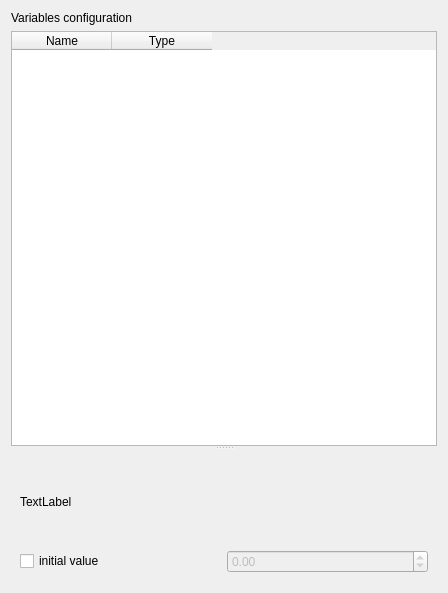
The window that gvle.discrete-time/src/rightWidget.ui (vle-forge/packages) describes before a commit, drawn with Qt 5.
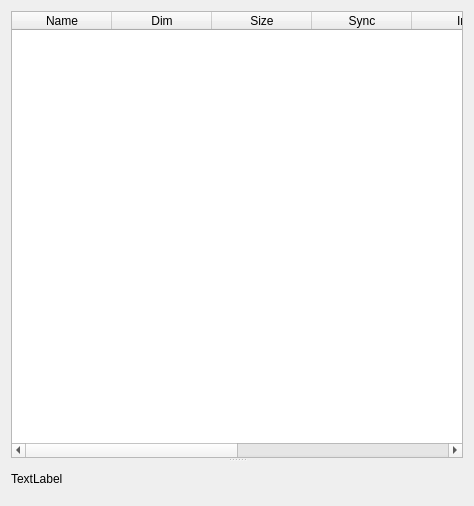
The same window after the commit.

Diff of the .ui file:
```diff
--- a/gvle.discrete-time/src/rightWidget.ui
+++ b/gvle.discrete-time/src/rightWidget.ui
@@ -6,8 +6,8 @@
    <rect>
     <x>0</x>
     <y>0</y>
-    <width>448</width>
-    <height>593</height>
+    <width>474</width>
+    <height>506</height>
    </rect>
   </property>
   <property name="windowTitle">
@@ -16,14 +16,7 @@
   <property name="autoFillBackground">
    <bool>true</bool>
   </property>
-  <layout class="QVBoxLayout" name="verticalLayout">
-   <item>
-    <widget class="QLabel" name="label">
-     <property name="text">
-      <string>Variables configuration</string>
-     </property>
-    </widget>
-   </item>
+  <layout class="QVBoxLayout" name="verticalLayout_2">
    <item>
     <widget class="QSplitter" name="splitter">
      <property name="orientation">
@@ -33,6 +26,18 @@
       <property name="contextMenuPolicy">
        <enum>Qt::CustomContextMenu</enum>
       </property>
+      <property name="toolTip">
+       <string/>
+      </property>
+      <property name="toolTipDuration">
+       <number>-1</number>
+      </property>
+      <property name="sortingEnabled">
+       <bool>true</bool>
+      </property>
+      <attribute name="verticalHeaderShowSortIndicator" stdset="0">
+       <bool>true</bool>
+      </attribute>
       <column>
        <property name="text">
         <string>Name</string>
@@ -40,53 +45,77 @@
       </column>
       <column>
        <property name="text">
-        <string>Type</string>
+        <string>Dim</string>
+       </property>
+       <property name="toolTip">
+        <string>dimension of the variable</string>
+       </property>
+      </column>
+      <column>
+       <property name="text">
+        <string>Size</string>
+       </property>
+       <property name="toolTip">
+        <string>size of the history</string>
+       </property>
+      </column>
+      <column>
+       <property name="text">
+        <string>Sync</string>
+       </property>
+       <property name="toolTip">
+        <string>manage synchronization</string>
+       </property>
+      </column>
+      <column>
+       <property name="text">
+        <string>In</string>
+       </property>
+       <property name="toolTip">
+        <string>input port</string>
+       </property>
+      </column>
+      <column>
+       <property name="text">
+        <string>Out</string>
+       </property>
+       <property name="toolTip">
+        <string>output port</string>
+       </property>
+      </column>
+      <column>
+       <property name="text">
+        <string>Obs</string>
+       </property>
+       <property name="toolTip">
+        <string>observable port</string>
+       </property>
+      </column>
+      <column>
+       <property name="text">
+        <string>Param</string>
+       </property>
+       <property name="toolTip">
+        <string>configurable initialization value</string>
        </property>
       </column>
      </widget>
-     <widget class="QStackedWidget" name="stackConfig">
-      <property name="currentIndex">
-       <number>1</number>
-      </property>
-      <widget class="QWidget" name="PageNull"/>
-      <widget class="QWidget" name="configVars">
-       <layout class="QVBoxLayout" name="verticalLayout_2">
-        <item>
-         <widget class="QLabel" name="varLabel">
-          <property name="enabled">
-           <bool>true</bool>
-          </property>
-          <property name="text">
-           <string>TextLabel</string>
-          </property>
-         </widget>
-        </item>
-        <item>
-         <layout class="QHBoxLayout" name="params">
-          <item>
-           <widget class="QCheckBox" name="allowInitialValue">
-            <property name="text">
-             <string>initial value</string>
-            </property>
-           </widget>
-          </item>
-          <item>
-           <widget class="QDoubleSpinBox" name="initialValue">
-            <property name="enabled">
-             <bool>false</bool>
-            </property>
-            <property name="minimum">
-             <double>-10000.000000000000000</double>
-            </property>
-            <property name="maximum">
-             <double>100000.000000000000000</double>
-            </property>
-           </widget>
-          </item>
-         </layout>
-        </item>
-       </layout>
-      </widget>
+     <widget class="QWidget" name="layoutWidget">
+      <layout class="QVBoxLayout" name="verticalLayout">
+       <item>
+        <widget class="QLabel" name="varLabel">
+         <property name="enabled">
+          <bool>true</bool>
+         </property>
+         <property name="text">
+          <string>TextLabel</string>
+         </property>
+        </widget>
+       </item>
+       <item>
+        <layout class="QVBoxLayout" name="vlInitialValue"/>
+       </item>
+      </layout>
      </widget>
     </widget>
    </item>
```
Left out of the diff: 8 changed lines with no effect on the pictures.
